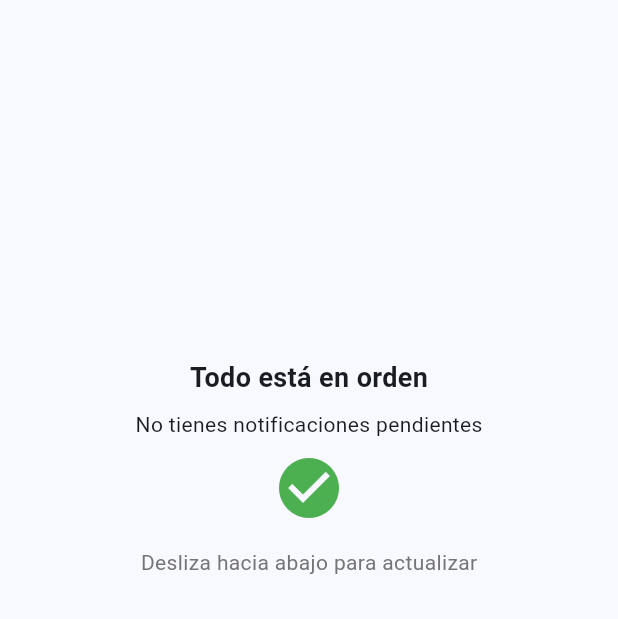
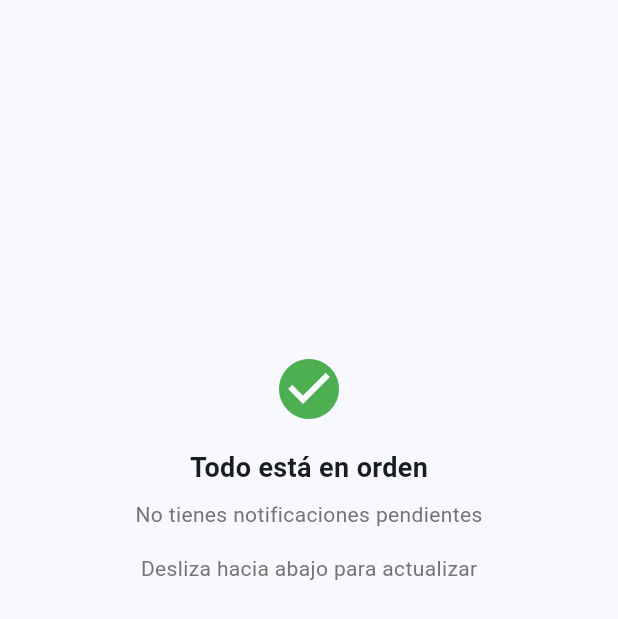
Before and after one commit to RenzoHeads/administrador, a Flutter app: the NotificacionPage screen opened directly, on a phone screen of 412 x 824 dp. Shown: the top 619 px of the screen. Run offline on Flutter 3.47's test engine with Material 3 defaults, Android fonts, the phone set to English and light mode, and no system bars; our stand-ins replace firebase_core, firebase_messaging, flutter_svg, get, image_picker, shared_preferences and 1 more; accounts and stored records are empty; network calls fail.

```diff
--- a/mi_app_flutter/lib/pages/notificaciones/notificacion_controller_page.dart
+++ b/mi_app_flutter/lib/pages/notificaciones/notificacion_controller_page.dart
@@ -10,6 +10,10 @@ class NotificacionController extends ChangeNotifier {
   List<Recordatorio> _recordatorios = [];
   List<Recordatorio> _recordatoriosCompletos = []; // Lista completa sin filtrar
   List<Recordatorio> get recordatorios => _recordatorios;
+
+  // Nuevo getter para saber si las notificaciones están desactivadas
+  bool get notificacionesDesactivadas =>
+      !_profileController.notificacionesSistema.value;
 
   final int usuarioId; // Id del usuario para filtrar
   final _principalController = Get.find<PrincipalController>();
--- a/mi_app_flutter/lib/pages/notificaciones/notificacion_page.dart
+++ b/mi_app_flutter/lib/pages/notificaciones/notificacion_page.dart
@@ -123,6 +123,48 @@ class _NotificacionPageState extends State<NotificacionPage>
                               child: Column(
                                 mainAxisAlignment: MainAxisAlignment.center,
                                 children: [
+                                  // Mostrar diferentes mensajes según el estado
+                                  if (controller
+                                      .notificacionesDesactivadas) ...[
+                                    Icon(
+                                      Icons.notifications_off,
+                                      color: Colors.orange,
+                                      size: 48,
+                                    ),
+                                    SizedBox(height: 16),
+                                    Text(
+                                      'Notificaciones desactivadas',
+                                      style: TextStyle(
+                                        fontSize: 18,
+                                        fontWeight: FontWeight.bold,
+                                        color: Colors.orange,
+                                      ),
+                                    ),
+                                    SizedBox(height: 8),
+                                    Text(
+                                      'Has desactivado las notificaciones del sistema',
+                                      textAlign: TextAlign.center,
+                                      style: TextStyle(
+                                        color: Colors.grey[600],
+                                        fontSize: 14,
+                                      ),
+                                    ),
+                                    SizedBox(height: 16),
+                                    Text(
+                                      'Ve a tu perfil para activarlas nuevamente',
+                                      textAlign: TextAlign.center,
+                                      style: TextStyle(
+                                        color: Colors.grey[600],
+                                        fontSize: 14,
+                                      ),
+                                    ),
+                                  ] else ...[
+                                    Icon(
+                                      Icons.check_circle,
+                                      color: Colors.green,
+                                      size: 48,
+                                    ),
+                                    SizedBox(height: 16),
                                     Text(
                                       'Todo está en orden',
                                       style: TextStyle(
@@ -131,13 +173,15 @@ class _NotificacionPageState extends State<NotificacionPage>
                                       ),
                                     ),
                                     SizedBox(height: 8),
-                                  Text('No tienes notificaciones pendientes'),
-                                  SizedBox(height: 8),
-                                  Icon(
-                                    Icons.check_circle,
-                                    color: Colors.green,
-                                    size: 48,
+                                    Text(
+                                      'No tienes notificaciones pendientes',
+                                      textAlign: TextAlign.center,
+                                      style: TextStyle(
+                                        color: Colors.grey[600],
+                                        fontSize: 14,
                                       ),
+                                    ),
+                                  ],
                                   SizedBox(height: 16),
                                   Text(
                                     'Desliza hacia abajo para actualizar',
```
Also changed, not shown: mi_app_flutter/lib/pages/calendario/calendario_controller_page.dart (+18 -0 lines), mi_app_flutter/lib/pages/listas/visualizar-lista/visualizar_lista_controller.dart (+11 -13 lines), mi_app_flutter/lib/services/recordatorio_service.dart (+41 -0 lines), 1 other file. Lines whose indentation alone changed are shown as unchanged.
